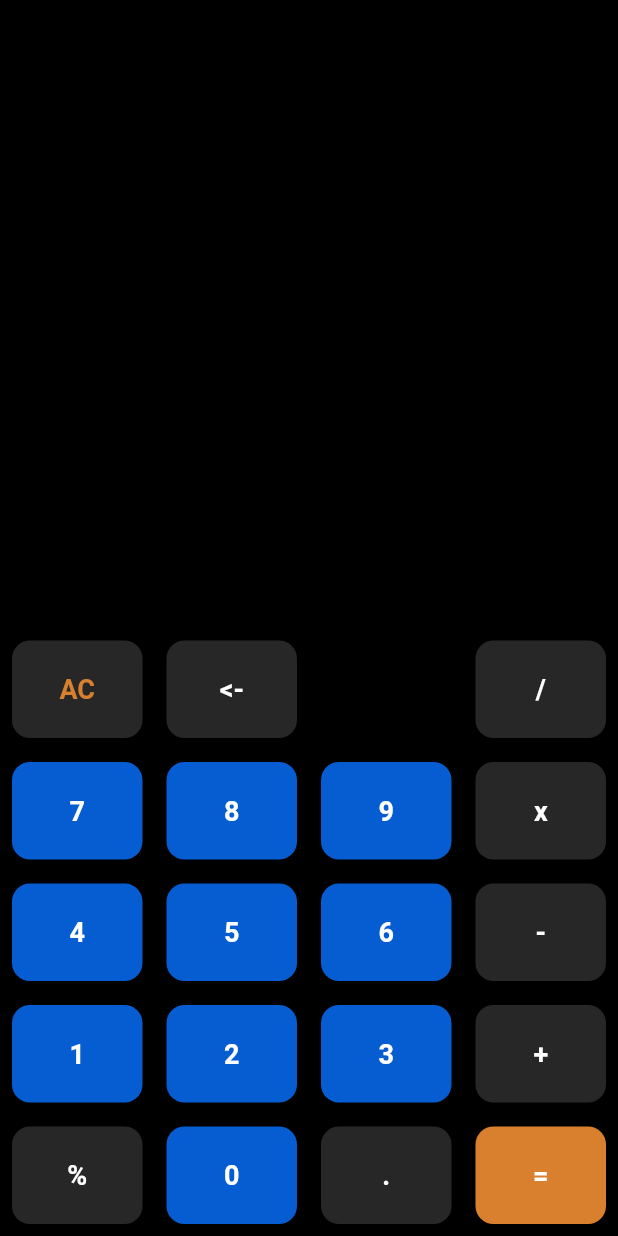
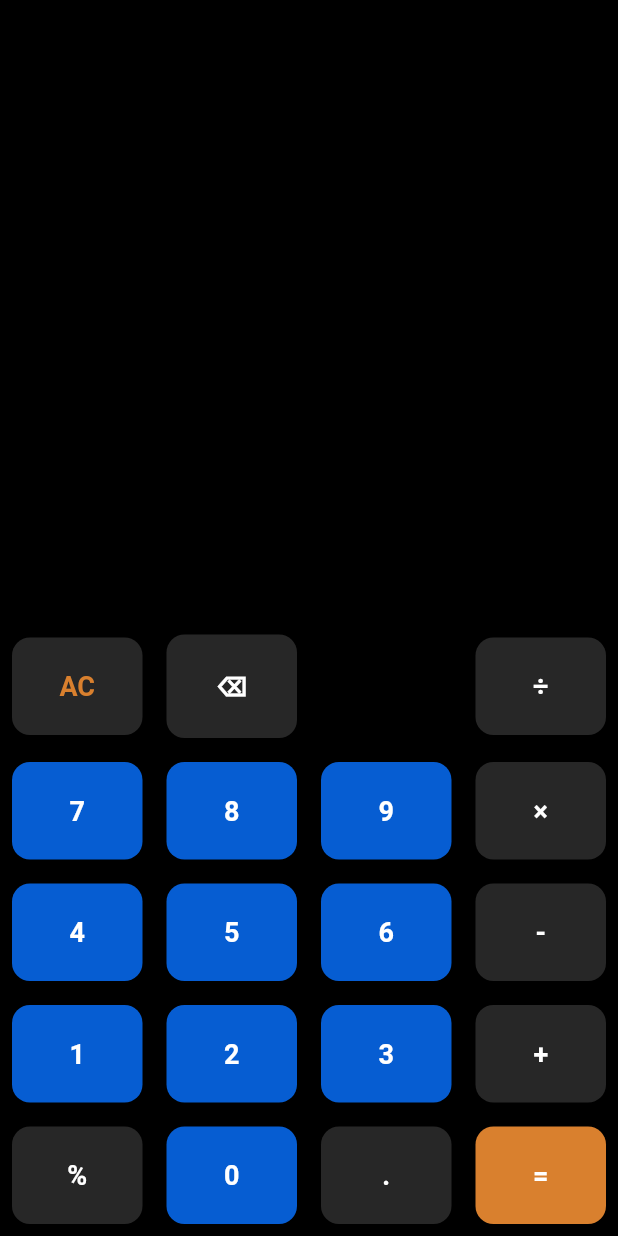
Before and after one commit to git-ADG/Flutter-Calculator-for-E-Cell, a Flutter app: the screen it shows after launch, on a phone screen of 412 x 824 dp. Run offline on Flutter 3.47's test engine with Material 2 defaults, Android fonts, the phone set to English and light mode, and no system bars; our stand-ins replace math_expressions.

Commit message:
added divide and delete symbol

```diff
--- a/lib/calculator.dart
+++ b/lib/calculator.dart
@@ -24,14 +24,15 @@ class _CalculatorState extends State<Calculator> {
       output = '';
       hideInput=false;
       outputSize=34;
-    } else if (value == '<-') {
+    } else if (value == '⌫') {
       if (input.isNotEmpty) {
         input = input.substring(0, input.length - 1);
       }
     } else if (value == '=') {
       if (input.isNotEmpty) {
         var userInput = input;
-        userInput = input.replaceAll("x", "*");
+        userInput = input.replaceAll("×", "*");
+        userInput = input.replaceAll("÷", "/");
         Parser p = Parser();
         Expression expression = p.parse(userInput);
         ContextModel cm = ContextModel();
@@ -93,9 +94,9 @@ class _CalculatorState extends State<Calculator> {
                   text: "AC",
                   buttonbgColor: operatorColor,
                   tColor: orangeColor),
-              button(text: "<-", buttonbgColor: operatorColor),
+              button(text: "⌫", buttonbgColor: operatorColor),
               button(text: "", buttonbgColor: Colors.transparent),
-              button(text: "/", buttonbgColor: operatorColor),
+              button(text: "÷", buttonbgColor: operatorColor),
             ],
           ),
           Row(
@@ -103,7 +104,7 @@ class _CalculatorState extends State<Calculator> {
               button(text: "7"),
               button(text: "8"),
               button(text: "9"),
-              button(text: "x", buttonbgColor: operatorColor),
+              button(text: "×", buttonbgColor: operatorColor),
             ],
           ),
           Row(
```
